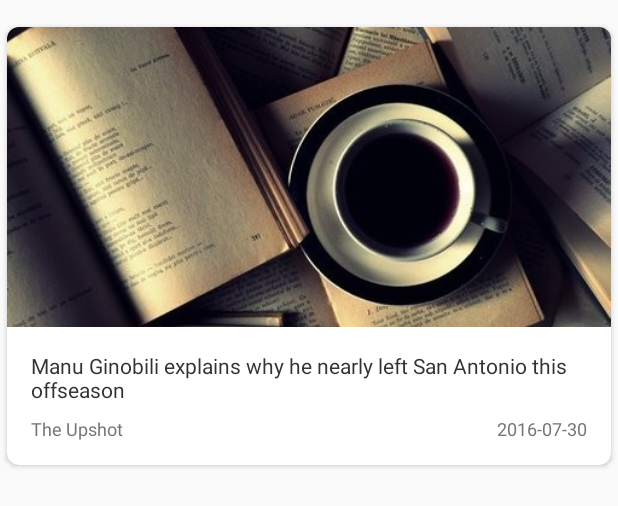
After one commit to leoliu1313/Mow, an Android app: the layout mowdigest_card_view_full_span.xml on its own in the app's theme, with its tools: preview values and no code run, on a phone screen of 412 x 824 dp. The commit adds this screen. Shown: the top 506 px of the screen. Run offline under Robolectric (Android 15) with nearby library versions, the phone set to English and light mode, and no system bars.

Commit message:
Heterogenous-Layouts-inside-RecyclerView, collapseActionView

```diff
--- a/app/src/main/java/com/example/chinyao/mow/mowdigest/swipe/MowdigestFakeAdapter.java
+++ b/app/src/main/java/com/example/chinyao/mow/mowdigest/swipe/MowdigestFakeAdapter.java
@@ -156,6 +156,11 @@ public class MowdigestFakeAdapter
             @Override
             public void onRightCardExit(Object dataObject) {
                 // TODO increase the interest on the section
+                if (fragment.need_clear) {
+                    fragment.need_clear = false;
+                    newsDigest.clear();
+                    fragment.searchItem.collapseActionView();
+                }
                 MowdigestPopularNews theNews = theSwipes.get(0).getNews();
                 newsDigest.add(theNews);
                 // fix bug: no need to reload cards
--- /dev/null
+++ b/app/src/main/res/layout/mowdigest_card_view_full_span.xml
@@ -0,0 +1,85 @@
+<?xml version="1.0" encoding="utf-8"?>
+<android.support.v7.widget.CardView
+    xmlns:card_view="http://schemas.android.com/apk/res-auto"
+    xmlns:android="http://schemas.android.com/apk/res/android"
+    xmlns:tools="http://schemas.android.com/tools"
+    android:id="@+id/card_view"
+    android:layout_width="match_parent"
+    android:layout_height="wrap_content"
+    card_view:cardUseCompatPadding="true"
+    card_view:cardCornerRadius="8dp"
+    android:layout_marginTop="12dp"
+    >
+
+    <RelativeLayout
+        android:layout_width="match_parent"
+        android:layout_height="wrap_content">
+
+        <ImageView
+            android:id="@+id/card_image"
+            android:layout_width="match_parent"
+            android:layout_height="200dp"
+            android:contentDescription="content description"
+            android:scaleType="centerCrop"
+            tools:src="@drawable/coffee_23"
+            />
+
+        <TextView
+            android:id="@+id/card_title"
+            android:layout_below="@+id/card_image"
+            android:layout_width="match_parent"
+            android:layout_height="wrap_content"
+            android:textSize="14sp"
+            android:paddingTop="16dp"
+            android:paddingBottom="4dp"
+            android:paddingLeft="16dp"
+            android:paddingRight="16dp"
+            android:textColor="@color/mowtubeColorDateDarkDark"
+            android:text="Manu Ginobili explains why he nearly left San Antonio this offseason"
+            tools:text="Manu Ginobili explains why he nearly left San Antonio this offseason"
+            />
+
+        <LinearLayout
+            android:layout_below="@+id/card_title"
+            android:layout_width="match_parent"
+            android:layout_height="wrap_content"
+            android:orientation="horizontal"
+            android:weightSum = "2"
+            >
+            <TextView
+                android:id="@+id/card_section"
+                android:layout_weight="1"
+                android:layout_width="0dp"
+                android:layout_height="wrap_content"
+                android:maxLines="1"
+                android:textSize="12sp"
+                android:paddingTop="4dp"
+                android:paddingBottom="16dp"
+                android:paddingLeft="16dp"
+                android:paddingRight="0dp"
+                android:textColor="@color/mowtubeColorDate"
+                android:text="The Upshot"
+                tools:text="The Upshot"
+            />
+            <TextView
+                android:id="@+id/card_published_date"
+                android:layout_weight="1"
+                android:layout_width="0dp"
+                android:layout_height="wrap_content"
+                android:maxLines="1"
+                android:gravity="end"
+                android:textSize="12sp"
+                android:paddingTop="4dp"
+                android:paddingBottom="16dp"
+                android:paddingLeft="0dp"
+                android:paddingRight="16dp"
+                android:textColor="@color/mowtubeColorDate"
+                android:text="2016-07-30"
+                tools:text="2016-07-30"
+                />
+
+        </LinearLayout>
+
+    </RelativeLayout>
+
+</android.support.v7.widget.CardView>
```
Also changed, not shown: app/src/main/java/com/example/chinyao/mow/mowdigest/MowdigestActivity.java (+14 -5 lines), app/src/main/java/com/example/chinyao/mow/mowdigest/MowdigestFragment.java (+10 -5 lines), app/src/main/java/com/example/chinyao/mow/mowdigest/MowdigestRecyclerAdapter.java (+54 -5 lines), app/src/main/java/com/example/chinyao/mow/mowdigest/model/MowdigestPopularNews.java (+12 -0 lines), 1 other file.
